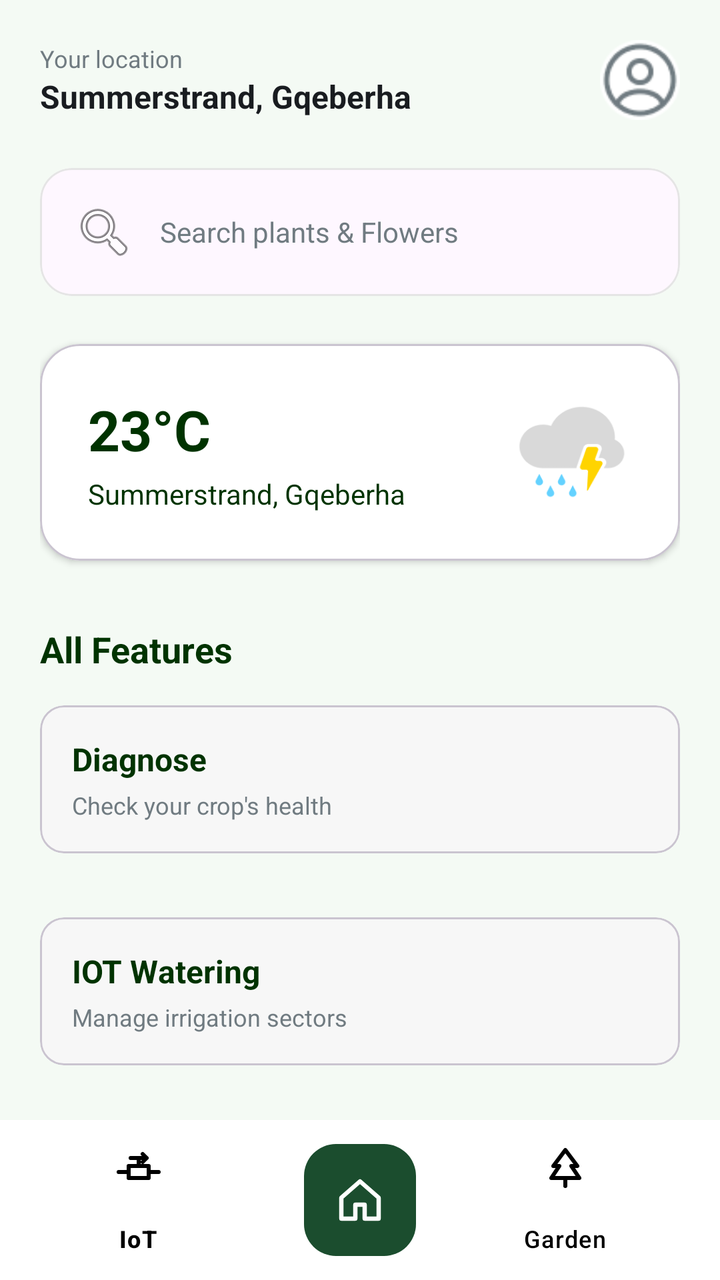
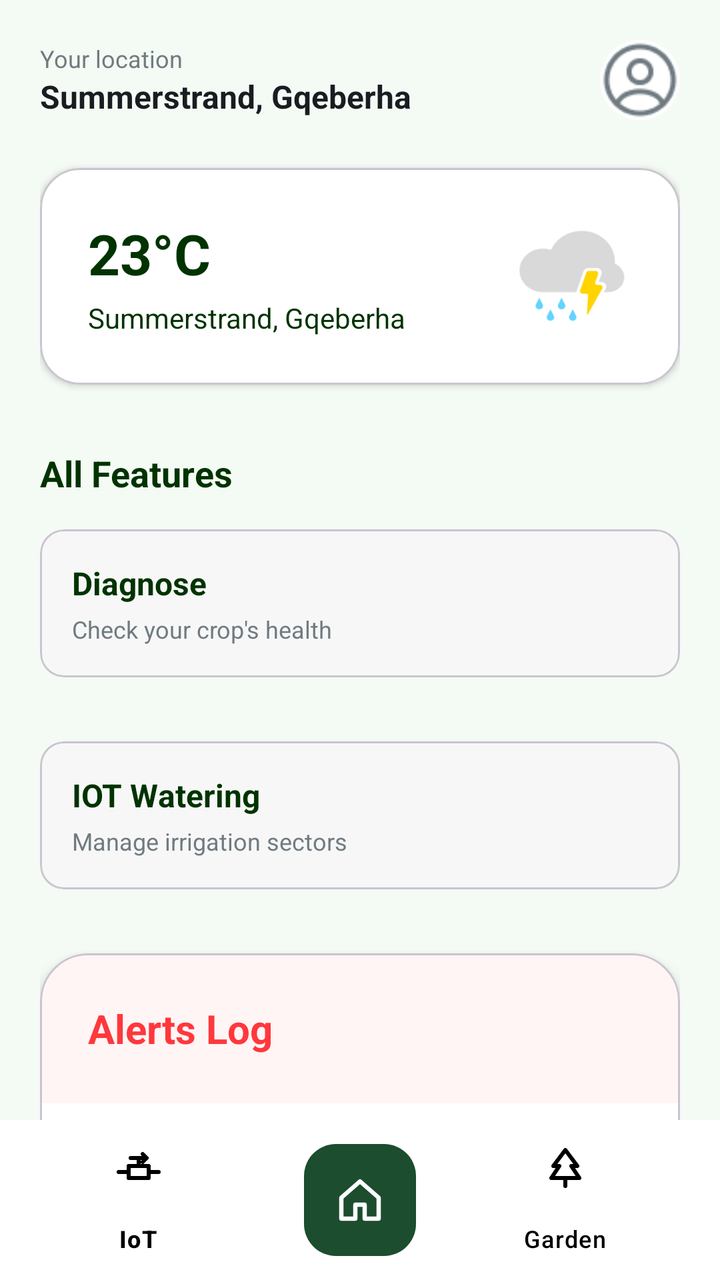

Compare the two renders of this Android layout. The source of the first and the diff that turns it into the second are given below.
<!-- AndroidManifest.xml: application theme Theme.Undersoil -->
<!-- res/layout/home.xml -->
<?xml version="1.0" encoding="utf-8"?>
<androidx.coordinatorlayout.widget.CoordinatorLayout
    xmlns:android="http://schemas.android.com/apk/res/android"
    xmlns:app="http://schemas.android.com/apk/res-auto"
    android:layout_width="match_parent"
    android:layout_height="match_parent"
    android:background="#F4FAF4">

    
    <androidx.core.widget.NestedScrollView
        android:layout_width="match_parent"
        android:layout_height="match_parent"
        android:layout_marginBottom="60dp">

        <LinearLayout
            android:layout_width="match_parent"
            android:layout_height="wrap_content"
            android:orientation="vertical"
            android:padding="20dp">

            
            <LinearLayout
                android:layout_width="match_parent"
                android:layout_height="wrap_content"
                android:orientation="horizontal"
                android:gravity="center_vertical"
                android:layout_marginBottom="24dp">

                <LinearLayout
                    android:layout_width="0dp"
                    android:layout_height="wrap_content"
                    android:layout_weight="1"
                    android:orientation="vertical">
                    <TextView
                        android:layout_width="wrap_content"
                        android:layout_height="wrap_content"
                        android:text="Your location"
                        android:textColor="#707B81"
                        android:textSize="12sp" />
                    <TextView
                        android:id="@+id/tv_location"
                        android:layout_width="wrap_content"
                        android:layout_height="wrap_content"
                        android:text="Summerstrand, Gqeberha"
                        android:textColor="#191C20"
                        android:textSize="16sp"
                        android:textStyle="bold" />
                </LinearLayout>

                <ImageView
                    android:id="@+id/iv_profile"
                    android:layout_width="40dp"
                    android:layout_height="40dp"
                    android:src="@drawable/profile" />
            </LinearLayout>

            
            <com.google.android.material.card.MaterialCardView
                android:layout_width="match_parent"
                android:layout_height="wrap_content"
                app:cardCornerRadius="16dp"
                app:cardElevation="0dp"
                app:strokeWidth="1dp"
                app:strokeColor="#E5E5E5"
                android:layout_marginBottom="24dp">

                <EditText
                    android:id="@+id/et_search"
                    android:layout_width="match_parent"
                    android:layout_height="wrap_content"
                    android:background="@android:color/transparent"
                    android:hint="Search plants &amp; Flowers"
                    android:padding="16dp"
                    android:textColorHint="#707B81"
                    android:textSize="14sp"
                    android:drawableStart="@android:drawable/ic_menu_search"
                    android:drawablePadding="12dp"/>
            </com.google.android.material.card.MaterialCardView>

            
            <com.google.android.material.card.MaterialCardView
                android:layout_width="match_parent"
                android:layout_height="wrap_content"
                app:cardCornerRadius="20dp"
                app:cardBackgroundColor="#FFFFFF"
                app:cardElevation="2dp"
                android:layout_marginBottom="32dp">

                <LinearLayout
                    android:layout_width="match_parent"
                    android:layout_height="wrap_content"
                    android:orientation="horizontal"
                    android:padding="24dp">

                    <LinearLayout
                        android:layout_width="0dp"
                        android:layout_height="wrap_content"
                        android:layout_weight="1"
                        android:orientation="vertical">
                        <TextView
                            android:id="@+id/tv_temperature"
                            android:layout_width="wrap_content"
                            android:layout_height="wrap_content"
                            android:text="23°C"
                            android:textColor="#003300"
                            android:textSize="28sp"
                            android:textStyle="bold" />
                        <TextView
                            android:layout_width="wrap_content"
                            android:layout_height="wrap_content"
                            android:text="Summerstrand, Gqeberha"
                            android:textColor="#003300"
                            android:textSize="14sp"
                            android:layout_marginTop="4dp"/>
                    </LinearLayout>

                    <ImageView
                        android:layout_width="60dp"
                        android:layout_height="60dp"
                        android:src="@drawable/cloud"/>
                </LinearLayout>
            </com.google.android.material.card.MaterialCardView>

            <TextView
                android:layout_width="wrap_content"
                android:layout_height="wrap_content"
                android:text="All Features"
                android:textColor="#003300"
                android:textSize="18sp"
                android:textStyle="bold"
                android:layout_marginBottom="16dp" />

            
            <com.google.android.material.card.MaterialCardView
                android:id="@+id/card_diagnose"
                android:layout_width="match_parent"
                android:layout_height="wrap_content"
                app:cardCornerRadius="12dp"
                app:cardBackgroundColor="#F7F7F7"
                app:cardElevation="0dp"
                android:layout_marginBottom="32dp">

                <LinearLayout
                    android:layout_width="match_parent"
                    android:layout_height="wrap_content"
                    android:orientation="vertical"
                    android:padding="16dp">

                    <TextView
                        android:layout_width="wrap_content"
                        android:layout_height="wrap_content"
                        android:text="Diagnose"
                        android:textColor="#003300"
                        android:textSize="16sp"
                        android:textStyle="bold" />
                    <TextView
                        android:layout_width="wrap_content"
                        android:layout_height="wrap_content"
                        android:text="Check your crop's health"
                        android:textColor="#707B81"
                        android:textSize="12sp"
                        android:layout_marginTop="4dp" />
                </LinearLayout>
            </com.google.android.material.card.MaterialCardView>

            
            <com.google.android.material.card.MaterialCardView
                android:id="@+id/card_iot_watering"
                android:layout_width="match_parent"
                android:layout_height="wrap_content"
                app:cardCornerRadius="12dp"
                app:cardBackgroundColor="#F7F7F7"
                app:cardElevation="0dp"
                android:layout_marginBottom="32dp">

                <LinearLayout
                    android:layout_width="match_parent"
                    android:layout_height="wrap_content"
                    android:orientation="vertical"
                    android:padding="16dp">

                    <TextView
                        android:layout_width="wrap_content"
                        android:layout_height="wrap_content"
                        android:text="IOT Watering"
                        android:textColor="#003300"
                        android:textSize="16sp"
                        android:textStyle="bold" />
                    <TextView
                        android:layout_width="wrap_content"
                        android:layout_height="wrap_content"
                        android:text="Manage irrigation sectors"
                        android:textColor="#707B81"
                        android:textSize="12sp"
                        android:layout_marginTop="4dp" />
                </LinearLayout>
            </com.google.android.material.card.MaterialCardView>

            
            <com.google.android.material.card.MaterialCardView
                android:id="@+id/card_active_alert"
                android:layout_width="match_parent"
                android:layout_height="wrap_content"
                app:cardCornerRadius="24dp"
                app:cardBackgroundColor="#FFFFFF"
                app:cardElevation="4dp"
                android:layout_marginBottom="24dp">

                <LinearLayout
                    android:layout_width="match_parent"
                    android:layout_height="wrap_content"
                    android:orientation="vertical">

                    <TextView
                        android:layout_width="match_parent"
                        android:layout_height="wrap_content"
                        android:text="Alert"
                        android:textColor="#FF383C"
                        android:textSize="20sp"
                        android:textStyle="bold"
                        android:padding="24dp"
                        android:background="#FFF5F5"/>

                    <LinearLayout
                        android:layout_width="match_parent"
                        android:layout_height="wrap_content"
                        android:orientation="vertical"
                        android:padding="24dp">

                        <TextView
                            android:id="@+id/tv_alert_flowrate"
                            android:layout_width="wrap_content"
                            android:layout_height="wrap_content"
                            android:text="Flowrate 20L/min"
                            android:textColor="#191C20"
                            android:textSize="18sp"
                            android:layout_marginBottom="16dp"/>

                        <TextView
                            android:id="@+id/tv_alert_sector"
                            android:layout_width="wrap_content"
                            android:layout_height="wrap_content"
                            android:text="Sector A"
                            android:textColor="#191C20"
                            android:textSize="16sp"
                            android:layout_marginBottom="24dp"/>

                        <View
                            android:layout_width="match_parent"
                            android:layout_height="1dp"
                            android:background="#E5E5E5"
                            android:layout_marginBottom="16dp"/>

                        <Button
                            android:id="@+id/btn_turn_off_water"
                            style="@style/Widget.MaterialComponents.Button.TextButton"
                            android:layout_width="wrap_content"
                            android:layout_height="wrap_content"
                            android:layout_gravity="end"
                            android:text="Turn off water"
                            android:textColor="#FF383C"
                            android:textSize="16sp"/>
                    </LinearLayout>
                </LinearLayout>
            </com.google.android.material.card.MaterialCardView>
        </LinearLayout>
    </androidx.core.widget.NestedScrollView>

    
    <com.google.android.material.bottomappbar.BottomAppBar
        android:id="@+id/bottomAppBar"
        android:layout_width="match_parent"
        android:layout_height="wrap_content"
        android:layout_gravity="bottom"
        app:backgroundTint="#FFFFFF"
        app:fabAlignmentMode="center"
        app:fabAnimationMode="slide"
        app:fabCradleMargin="10dp"
        app:fabCradleRoundedCornerRadius="24dp"
        app:fabCradleVerticalOffset="6dp">

        <com.google.android.material.bottomnavigation.BottomNavigationView
            android:id="@+id/bottom_navigation"
            android:layout_width="match_parent"
            android:layout_height="wrap_content"
            android:layout_marginEnd="16dp"
            android:background="@android:color/transparent"
            app:elevation="0dp"
            app:itemIconTint="@color/black"
            app:itemTextColor="@color/black"
            app:labelVisibilityMode="labeled"
            app:menu="@menu/bottom_nav_menu" />

    </com.google.android.material.bottomappbar.BottomAppBar>

    
    <com.google.android.material.floatingactionbutton.FloatingActionButton
        android:id="@+id/fabHome"
        android:layout_width="wrap_content"
        android:layout_height="wrap_content"
        android:contentDescription="@string/nav_home"
        android:src="@drawable/ic_home"
        app:backgroundTint="#1B4D2E"
        app:tint="#FFFFFF"
        app:layout_anchor="@id/bottomAppBar"
        app:maxImageSize="28dp" />

</androidx.coordinatorlayout.widget.CoordinatorLayout>
<!-- resources referenced by this layout -->
<resources>
  <color name="black">#FF000000</color>
  <!-- drawable cloud: png bitmap (drawable, 2523 bytes) -->
  <!-- drawable ic_home (drawable) -->
  <?xml version="1.0" encoding="utf-8"?>
  <vector xmlns:android="http://schemas.android.com/apk/res/android"
      android:width="24dp"
      android:height="24dp"
      android:viewportWidth="24"
      android:viewportHeight="24">
      <path
          android:fillColor="@android:color/transparent"
          android:strokeColor="#FFFFFF"
          android:strokeWidth="1.8"
          android:strokeLineJoin="round"
          android:strokeLineCap="round"
          android:pathData="M4,11 L12,4 L20,11 L20,20 L14,20 L14,14 L10,14 L10,20 L4,20 Z" />
  </vector>
  <!-- drawable profile: png bitmap (drawable, 1386 bytes) -->
  <string name="nav_home">Home</string>
  <style name="Theme.Undersoil" parent="Base.Theme.Undersoil" />
  <style name="Base.Theme.Undersoil" parent="Theme.Material3.DayNight.NoActionBar">
          
      </style>
</resources>

<!-- the commit's change to res/layout/home.xml (unified diff, before → after) -->
@@ -58,29 +58,6 @@
             <com.google.android.material.card.MaterialCardView
                 android:layout_width="match_parent"
                 android:layout_height="wrap_content"
-                app:cardCornerRadius="16dp"
-                app:cardElevation="0dp"
-                app:strokeWidth="1dp"
-                app:strokeColor="#E5E5E5"
-                android:layout_marginBottom="24dp">
-
-                <EditText
-                    android:id="@+id/et_search"
-                    android:layout_width="match_parent"
-                    android:layout_height="wrap_content"
-                    android:background="@android:color/transparent"
-                    android:hint="Search plants &amp; Flowers"
-                    android:padding="16dp"
-                    android:textColorHint="#707B81"
-                    android:textSize="14sp"
-                    android:drawableStart="@android:drawable/ic_menu_search"
-                    android:drawablePadding="12dp"/>
-            </com.google.android.material.card.MaterialCardView>
-
-            
-            <com.google.android.material.card.MaterialCardView
-                android:layout_width="match_parent"
-                android:layout_height="wrap_content"
                 app:cardCornerRadius="20dp"
                 app:cardBackgroundColor="#FFFFFF"
                 app:cardElevation="2dp"
@@ -214,7 +191,8 @@
                     <TextView
                         android:layout_width="match_parent"
                         android:layout_height="wrap_content"
-                        android:text="Alert"
+                        android:text="Alerts Log"
+                        android:id="@+id/tv_alerts_log_header"
                         android:textColor="#FF383C"
                         android:textSize="20sp"
                         android:textStyle="bold"
@@ -227,21 +205,20 @@
                         android:orientation="vertical"
                         android:padding="24dp">
 
+                        
+                        <LinearLayout
+                            android:id="@+id/ll_alerts_log"
+                            android:layout_width="match_parent"
+                            android:layout_height="wrap_content"
+                            android:orientation="vertical"
+                            android:layout_marginBottom="8dp"/>
+
                         <TextView
-                            android:id="@+id/tv_alert_flowrate"
-                            android:layout_width="wrap_content"
-                            android:layout_height="wrap_content"
-                            android:text="Flowrate 20L/min"
-                            android:textColor="#191C20"
-                            android:textSize="18sp"
-                            android:layout_marginBottom="16dp"/>
-
-                        <TextView
-                            android:id="@+id/tv_alert_sector"
-                            android:layout_width="wrap_content"
-                            android:layout_height="wrap_content"
-                            android:text="Sector A"
-                            android:textColor="#191C20"
+                            android:id="@+id/tv_no_alerts"
+                            android:layout_width="wrap_content"
+                            android:layout_height="wrap_content"
+                            android:text="No alerts yet"
+                            android:textColor="#707B81"
                             android:textSize="16sp"
                             android:layout_marginBottom="24dp"/>
 
